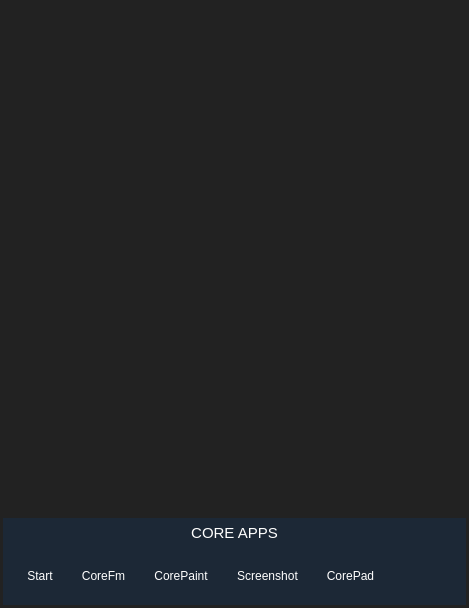
Before: the Qt Designer form app/coreaction/coreaction.ui in rahmanshaber/corebox, drawn with Qt 5.
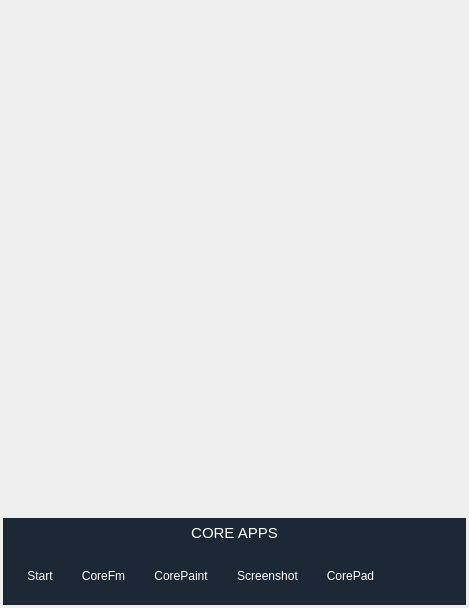
After: the same form once the commit is applied. Icons and pictures are not drawn.

The edit to the form file:
```diff
--- a/app/coreaction/coreaction.ui
+++ b/app/coreaction/coreaction.ui
@@ -20,12 +20,11 @@
    <iconset resource="../icons.qrc">
     <normaloff>:/icons/CoreAction.svg</normaloff>:/icons/CoreAction.svg</iconset>
   </property>
+  <property name="autoFillBackground">
+   <bool>true</bool>
+  </property>
   <property name="styleSheet">
-   <string notr="true">QWidget{
-background-color: #222222;
-border: 1px #494949;
-color: #ffffff;
-}</string>
+   <string notr="true"/>
   </property>
   <layout class="QVBoxLayout" name="verticalLayout_11">
    <property name="spacing">
```
